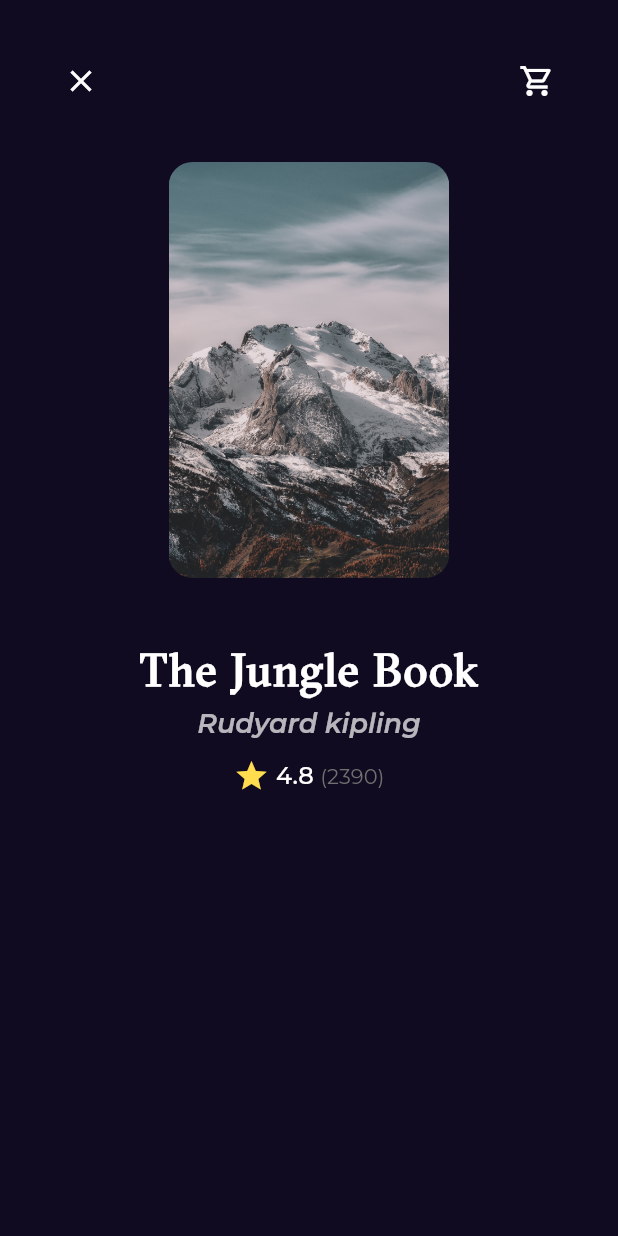
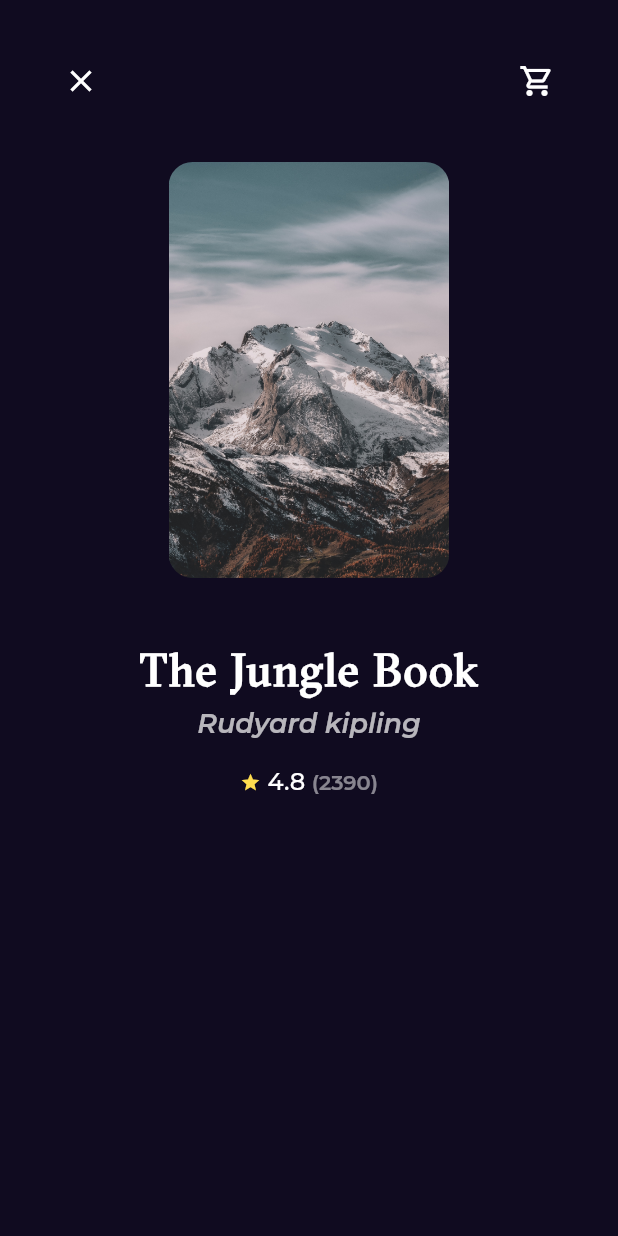
Before and after one commit to mohamedSalah1994/bookly, a Flutter app: the BookDetailsView screen opened by its route, on a phone screen of 412 x 824 dp. Run offline on Flutter 3.47's test engine with Material 2 defaults, Android fonts, the phone set to English and light mode, and no system bars; our stand-ins replace go_router, google_fonts.

Commit message:
edit reating icon

```diff
--- a/lib/Features/home/presentation/views/widgets/book_details_view_body.dart
+++ b/lib/Features/home/presentation/views/widgets/book_details_view_body.dart
@@ -37,7 +37,7 @@ class BookDetailsViewBody extends StatelessWidget {
             style: Styles.textStyle18.copyWith(fontStyle: FontStyle.italic),
           )),
           const SizedBox(
-            height: 12,
+            height: 18,
           ),
           Row(
             mainAxisAlignment: MainAxisAlignment.center,
--- a/lib/Features/home/presentation/views/widgets/book_rating.dart
+++ b/lib/Features/home/presentation/views/widgets/book_rating.dart
@@ -8,20 +8,24 @@ class BookRating extends StatelessWidget {
   Widget build(BuildContext context) {
 
     return Row(
-      children: [
+      children:  [
 
-        const Icon(
+         const Icon(
           Icons.star,
           color: Color(0xffFFDD4F),
+          size: 14,
         ),
-         const Text(
+          const Text(
           ' 4.8 ',
           style: Styles.textStyle16,
         ),
-         Text(
-          '(2390)',
-          style: Styles.textStyle14.copyWith(color: const Color(0xff707070)),
-        ),
+         Opacity(
+          opacity: 0.5,
+           child: Text(
+            '(2390)',
+            style: Styles.textStyle14.copyWith(fontWeight: FontWeight.w600),
+                 ),
+         ),
       ],
     );
   }
```
